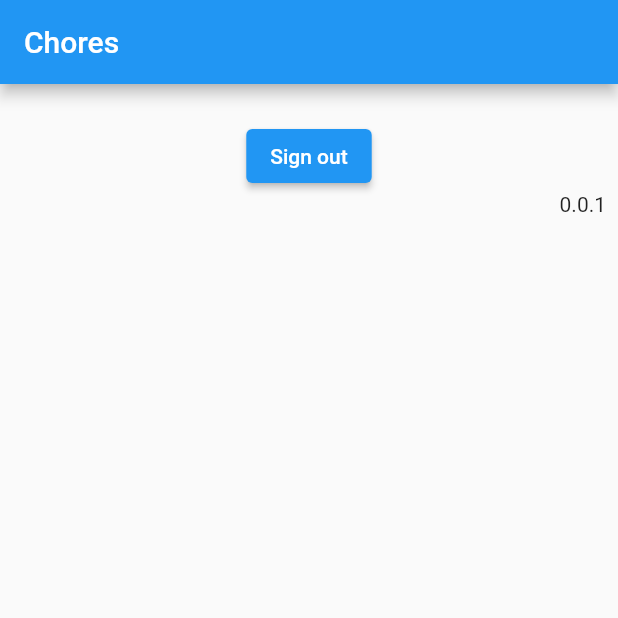
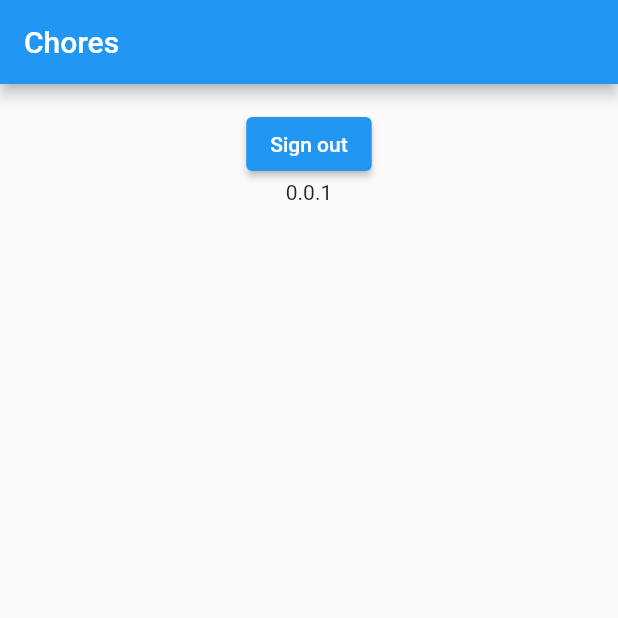
Before and after one commit to vaclav-vesely/chores, a Flutter app: the screen it shows once a user with an empty profile is signed in, after a tap on "Sign out", on a phone screen of 412 x 824 dp, the top half of it. Run offline on Flutter 3.47's test engine with Material 2 defaults, Android fonts, the phone set to English and light mode, and no system bars; our stand-ins replace firebase_auth, firebase_core; missing offline and left inert: flutterfire_ui; accounts and stored records are empty; statements that could not run were skipped.

Commit message:
Added a loading page

```diff
--- a/lib/main.dart
+++ b/lib/main.dart
@@ -46,12 +46,29 @@ class AuthGate extends StatelessWidget {
     return StreamBuilder<User?>(
       stream: FirebaseAuth.instance.authStateChanges(),
       builder: (context, snapshot) {
-        if (snapshot.hasData) {
+        if (snapshot.connectionState == ConnectionState.waiting) {
+          return const LoadingPage();
+        } else if (snapshot.hasData) {
           return const HomePage();
         } else {
           return const LoginPage();
         }
       },
+    );
+  }
+}
+
+class LoadingPage extends StatelessWidget {
+  const LoadingPage({
+    Key? key,
+  }) : super(key: key);
+
+  @override
+  Widget build(BuildContext context) {
+    return const Scaffold(
+      body: Center(
+        child: Text("Loading..."),
+      ),
     );
   }
 }
@@ -74,19 +91,16 @@ class HomePage extends StatelessWidget {
         appBar: AppBar(
           title: const Text('Chores'),
         ),
-        body: Padding(
-          padding: const EdgeInsets.all(8.0),
+        body: Center(
           child: Column(
+            crossAxisAlignment: CrossAxisAlignment.center,
             children: [
               Text(FirebaseAuth.instance.currentUser?.displayName ?? 'Unknown'),
               ElevatedButton(
-                onPressed: FirebaseAuth.instance.signOut,
+                onPressed: FirebaseAuth.instance.signOut, // TODO: Handle errors
                 child: const Text('Sign out'),
               ),
-              const Align(
-                alignment: Alignment.bottomRight,
-                child: Text('0.0.1'),
-              ),
+              const Text('0.0.1'),
             ],
           ),
         ));
```
Also changed, not shown: 1 other file.
